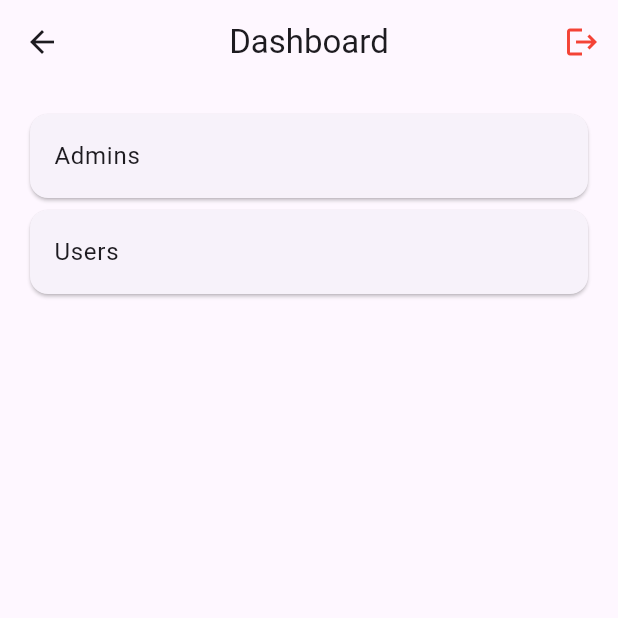
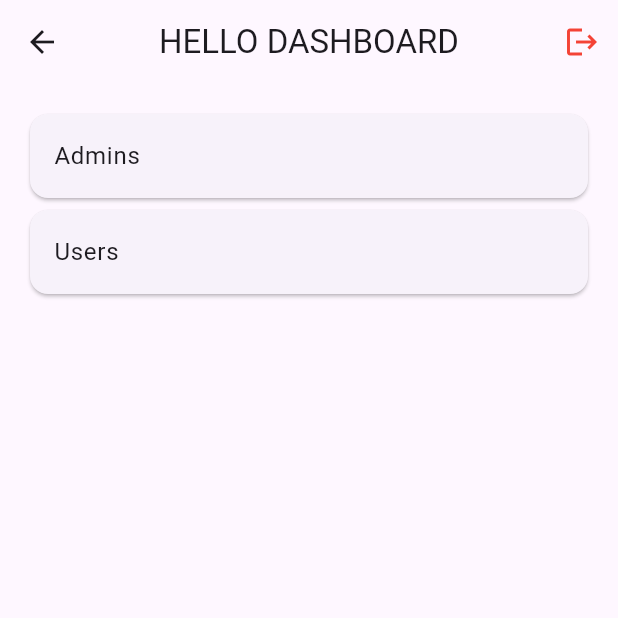
Before and after one commit to iMakyuz/Flutter-project-01, a Flutter app: the DataListScreen screen opened directly, on a phone screen of 412 x 824 dp, the top half of it. Run offline on Flutter 3.47's test engine with Material 3 defaults, Android fonts, the phone set to English and light mode, and no system bars; network calls fail.

Commit message:
added hello dashboard text

```diff
--- a/lib/admin_dashboard.dart
+++ b/lib/admin_dashboard.dart
@@ -45,7 +45,7 @@ class _DataListScreenState extends State<DataListScreen> {
   Widget build(BuildContext context) {
     return Scaffold(
       appBar: AppBar(
-        title: Text('Dashboard'),
+        title: Text('HELLO DASHBOARD'),
         centerTitle: true,
         actions: [
           IconButton(
```
